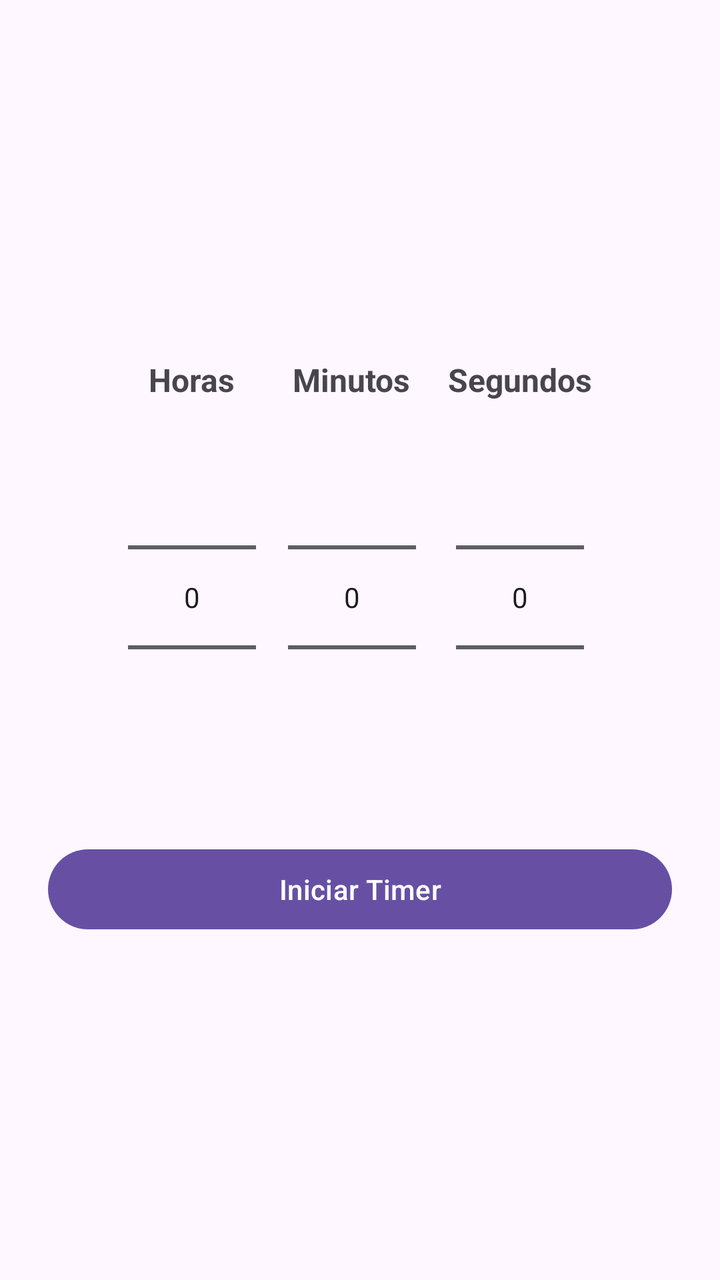
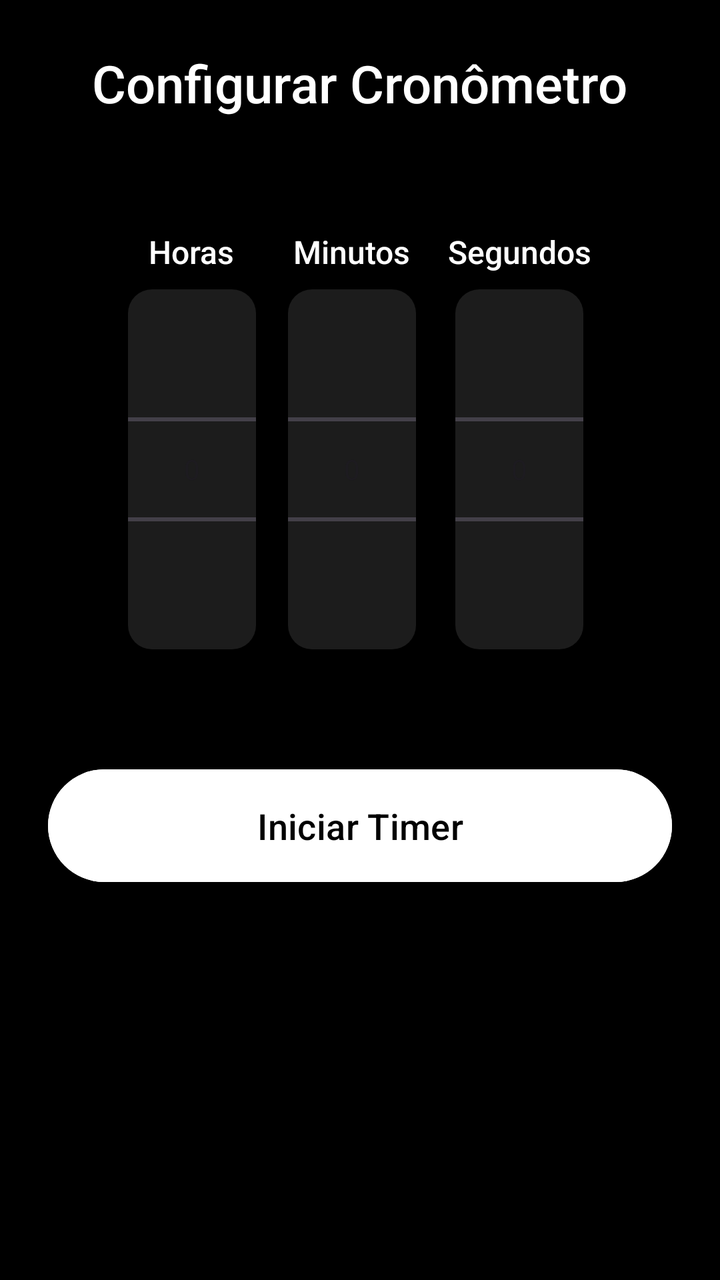

Screens rendered from an Android XML layout before and after an edit, with the pre-edit source and the edit as a unified diff.
<!-- AndroidManifest.xml: application theme Theme.PushNotification -->
<!-- res/layout/activity_timer.xml -->
<?xml version="1.0" encoding="utf-8"?>
<LinearLayout
    xmlns:android="http://schemas.android.com/apk/res/android"
    android:id="@+id/timer_layout"
    android:layout_width="match_parent"
    android:layout_height="match_parent"
    android:orientation="vertical"
    android:gravity="center"
    android:padding="24dp">

    <LinearLayout
        android:layout_width="match_parent"
        android:layout_height="wrap_content"
        android:orientation="horizontal"
        android:gravity="center"
        android:layout_marginBottom="24dp">

        <LinearLayout
            android:layout_width="wrap_content"
            android:layout_height="wrap_content"
            android:orientation="vertical"
            android:gravity="center"
            android:layout_margin="8dp">

            <TextView
                android:id="@+id/labelHours"
                android:layout_width="wrap_content"
                android:layout_height="wrap_content"
                android:text="Horas"
                android:textSize="16sp"
                android:textStyle="bold"
                android:layout_marginBottom="8dp" />

            <NumberPicker
                android:id="@+id/numberPickerHours"
                android:layout_width="wrap_content"
                android:layout_height="wrap_content" />
        </LinearLayout>

        <LinearLayout
            android:layout_width="wrap_content"
            android:layout_height="wrap_content"
            android:orientation="vertical"
            android:gravity="center"
            android:layout_margin="8dp">

            <TextView
                android:id="@+id/labelMinutes"
                android:layout_width="wrap_content"
                android:layout_height="wrap_content"
                android:text="Minutos"
                android:textSize="16sp"
                android:textStyle="bold"
                android:layout_marginBottom="8dp" />

            <NumberPicker
                android:id="@+id/numberPickerMinutes"
                android:layout_width="wrap_content"
                android:layout_height="wrap_content" />
        </LinearLayout>

        <LinearLayout
            android:layout_width="wrap_content"
            android:layout_height="wrap_content"
            android:orientation="vertical"
            android:gravity="center"
            android:layout_margin="8dp">

            <TextView
                android:id="@+id/labelSeconds"
                android:layout_width="wrap_content"
                android:layout_height="wrap_content"
                android:text="Segundos"
                android:textSize="16sp"
                android:textStyle="bold"
                android:layout_marginBottom="8dp" />

            <NumberPicker
                android:id="@+id/numberPickerSeconds"
                android:layout_width="wrap_content"
                android:layout_height="wrap_content" />
        </LinearLayout>
    </LinearLayout>

    <Button
        android:id="@+id/btnStartTimer"
        android:layout_width="match_parent"
        android:layout_height="wrap_content"
        android:text="Iniciar Timer" />
</LinearLayout>
<!-- resources referenced by this layout -->
<resources>
  <style name="Theme.PushNotification" parent="Base.Theme.PushNotification" />
  <style name="Base.Theme.PushNotification" parent="Theme.Material3.DayNight.NoActionBar">
          
          
      </style>
</resources>

<!-- the commit's change to res/layout/activity_timer.xml (unified diff, before → after) -->
@@ -1,19 +1,28 @@
 <?xml version="1.0" encoding="utf-8"?>
 <LinearLayout
     xmlns:android="http://schemas.android.com/apk/res/android"
-    android:id="@+id/timer_layout"
     android:layout_width="match_parent"
     android:layout_height="match_parent"
     android:orientation="vertical"
-    android:gravity="center"
-    android:padding="24dp">
+    android:background="#000000"
+    android:padding="24dp"
+    android:gravity="center_horizontal">
+
+    <TextView
+        android:layout_width="wrap_content"
+        android:layout_height="wrap_content"
+        android:text="Configurar Cronômetro"
+        android:textSize="26sp"
+        android:textColor="#FFFFFF"
+        android:fontFamily="sans-serif-medium"
+        android:layout_marginBottom="48dp"/>
 
     <LinearLayout
-        android:layout_width="match_parent"
+        android:layout_width="wrap_content"
         android:layout_height="wrap_content"
         android:orientation="horizontal"
         android:gravity="center"
-        android:layout_marginBottom="24dp">
+        android:layout_marginBottom="48dp">
 
         <LinearLayout
             android:layout_width="wrap_content"
@@ -27,14 +36,16 @@
                 android:layout_width="wrap_content"
                 android:layout_height="wrap_content"
                 android:text="Horas"
+                android:textColor="#FFFFFF"
                 android:textSize="16sp"
-                android:textStyle="bold"
-                android:layout_marginBottom="8dp" />
+                android:fontFamily="sans-serif-medium"
+                android:layout_marginBottom="8dp"/>
 
             <NumberPicker
                 android:id="@+id/numberPickerHours"
                 android:layout_width="wrap_content"
-                android:layout_height="wrap_content" />
+                android:layout_height="wrap_content"
+                android:background="@drawable/numberpicker_background"/>
         </LinearLayout>
 
         <LinearLayout
@@ -49,14 +60,16 @@
                 android:layout_width="wrap_content"
                 android:layout_height="wrap_content"
                 android:text="Minutos"
+                android:textColor="#FFFFFF"
                 android:textSize="16sp"
-                android:textStyle="bold"
-                android:layout_marginBottom="8dp" />
+                android:fontFamily="sans-serif-medium"
+                android:layout_marginBottom="8dp"/>
 
             <NumberPicker
                 android:id="@+id/numberPickerMinutes"
                 android:layout_width="wrap_content"
-                android:layout_height="wrap_content" />
+                android:layout_height="wrap_content"
+                android:background="@drawable/numberpicker_background"/>
         </LinearLayout>
 
         <LinearLayout
@@ -71,20 +84,30 @@
                 android:layout_width="wrap_content"
                 android:layout_height="wrap_content"
                 android:text="Segundos"
+                android:textColor="#FFFFFF"
                 android:textSize="16sp"
-                android:textStyle="bold"
-                android:layout_marginBottom="8dp" />
+                android:fontFamily="sans-serif-medium"
+                android:layout_marginBottom="8dp"/>
 
             <NumberPicker
                 android:id="@+id/numberPickerSeconds"
                 android:layout_width="wrap_content"
-                android:layout_height="wrap_content" />
+                android:layout_height="wrap_content"
+                android:background="@drawable/numberpicker_background"/>
         </LinearLayout>
+
     </LinearLayout>
 
     <Button
         android:id="@+id/btnStartTimer"
         android:layout_width="match_parent"
         android:layout_height="wrap_content"
-        android:text="Iniciar Timer" />
+        android:text="Iniciar Timer"
+        android:backgroundTint="#FFFFFF"
+        android:textColor="#000000"
+        android:textSize="18sp"
+        android:fontFamily="sans-serif-medium"
+        android:elevation="6dp"
+        android:padding="16dp"/>
+
 </LinearLayout>
<!-- resource entries referenced after the edit -->
@@ -1,5 +1,11 @@
 <!-- resources referenced by this layout -->
 <resources>
+  <!-- drawable numberpicker_background (drawable) -->
+  <shape xmlns:android="http://schemas.android.com/apk/res/android"
+      android:shape="rectangle">
+      <solid android:color="#1C1C1C" />
+      <corners android:radius="12dp"/>
+  </shape>
   <style name="Theme.PushNotification" parent="Base.Theme.PushNotification" />
   <style name="Base.Theme.PushNotification" parent="Theme.Material3.DayNight.NoActionBar">
           
